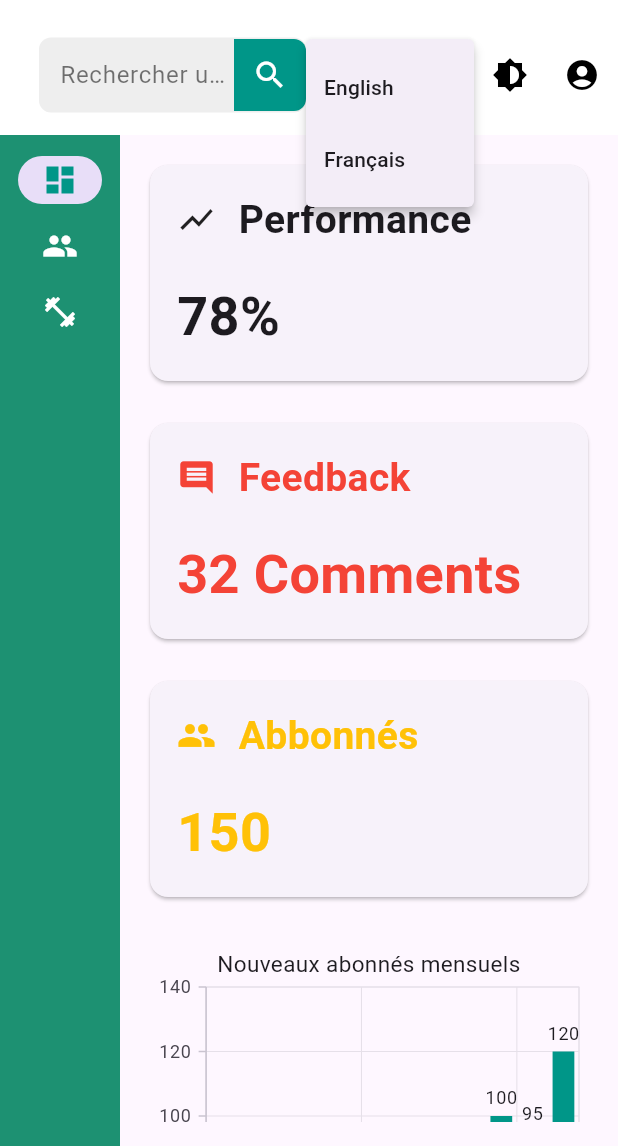
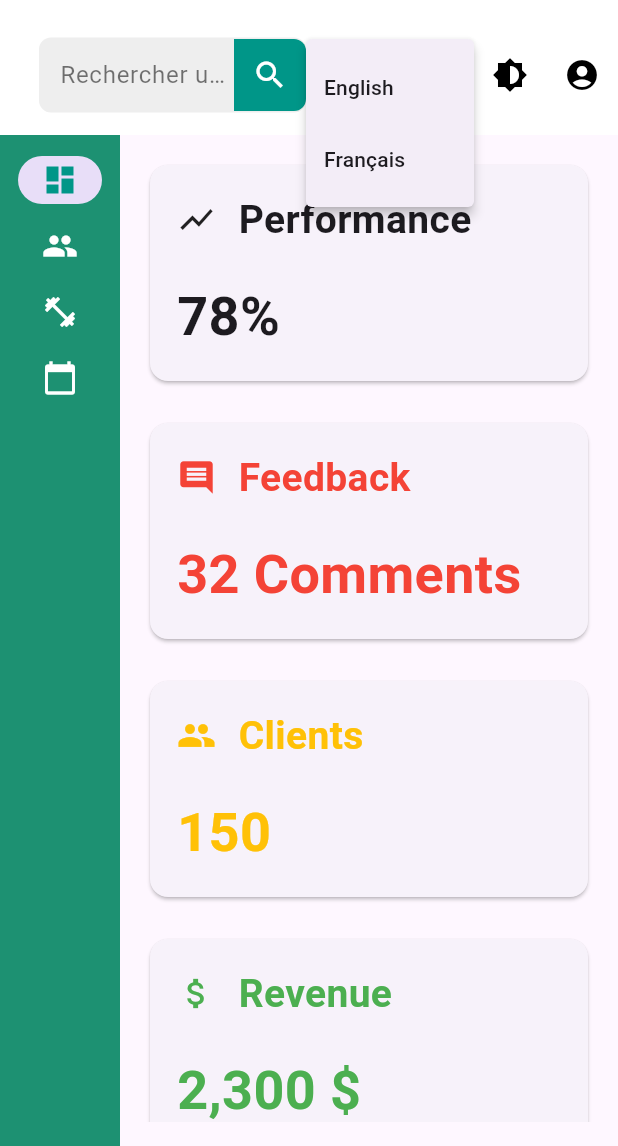
Before and after one commit to sassank/admin_gocoach, a Flutter app: the DashboardPage screen opened directly, after a tap on the "language" icon, on a phone screen of 412 x 824 dp, the part 90-1236 px from its top. Run offline on Flutter 3.47's test engine with Material 3 defaults, Android fonts, the phone set to English and light mode, and no system bars; our stand-ins replace firebase_core, firebase_messaging, syncfusion_flutter_calendar; accounts and stored records are empty.

Commit message:
setup calendar view

```diff
--- a/lib/pages/dashboard_page.dart
+++ b/lib/pages/dashboard_page.dart
@@ -1,10 +1,9 @@
-// lib/pages/dashboard_page.dart
 import 'package:flutter/material.dart';
 import 'package:provider/provider.dart';
-import 'package:syncfusion_flutter_charts/charts.dart';
 import 'users_page.dart';
 import 'events_page.dart';
 import 'profile_page.dart';
+import 'sessions_calendar_page.dart'; // Importez la nouvelle page
 import '../theme_provider.dart';
 import '../locale_provider.dart';
 import '../l10n.dart';
@@ -22,9 +21,10 @@ class _DashboardPageState extends State<DashboardPage> {
   String searchQuery = '';
 
   final List<Widget> _pages = [
-    const DashboardContent(), // Replace HomeContent par DashboardContent
-    const UsersPage(searchQuery: ''), // Passer une valeur par défaut
-    const EventsPage(searchQuery: ''), // Passer une valeur par défaut
+    const DashboardContent(),
+    const UsersPage(searchQuery: ''),
+    const EventsPage(searchQuery: ''),
+    const SessionsCalendarPage(), // Ajoutez la nouvelle page ici
   ];
 
   @override
@@ -183,6 +183,10 @@ class _DashboardPageState extends State<DashboardPage> {
                       icon: Icon(Icons.fitness_center),
                       label: Text("Sessions"),
                     ),
+                    NavigationRailDestination(
+                      icon: Icon(Icons.calendar_today),
+                      label: Text("Planning"),
+                    ),
                   ],
                   selectedIndex: selectedIndex,
                   onDestinationSelected: (int index) {
@@ -222,13 +226,13 @@ class DashboardContent extends StatelessWidget {
 
   @override
   Widget build(BuildContext context) {
-    return SingleChildScrollView(
+    return const SingleChildScrollView(
       child: Wrap(
         spacing: 20.0, // Espace horizontal entre les cartes
         runSpacing: 20.0, // Espace vertical entre les cartes
         alignment: WrapAlignment.start, // Alignement des éléments en haut
         children: [
-          const SizedBox(
+          SizedBox(
             width: 300,
             child: Card(
               child: Padding(
@@ -262,7 +266,7 @@ class DashboardContent extends StatelessWidget {
               ),
             ),
           ),
-          const SizedBox(
+          SizedBox(
             width: 300,
             child: Card(
               child: Padding(
@@ -298,7 +302,7 @@ class DashboardContent extends StatelessWidget {
               ),
             ),
           ),
-          const SizedBox(
+          SizedBox(
             width: 300,
             child: Card(
               child: Padding(
@@ -311,7 +315,7 @@ class DashboardContent extends StatelessWidget {
                         Icon(Icons.people, size: 26.0, color: Colors.amber),
                         SizedBox(width: 15.0),
                         Text(
-                          "Abbonnés",
+                          "Clients",
                           style: TextStyle(
                             fontSize: 26.0,
                             color: Colors.amber,
@@ -335,52 +339,43 @@ class DashboardContent extends StatelessWidget {
             ),
           ),
           SizedBox(
-            width: double.infinity,
-            height: 400,
-            child: SfCartesianChart(
-              primaryXAxis: CategoryAxis(),
-              title: ChartTitle(text: 'Nouveaux abonnés mensuels'),
-              legend: Legend(isVisible: true),
-              tooltipBehavior: TooltipBehavior(enable: true),
-              series: <ChartSeries<_SubscriberData, String>>[
-                ColumnSeries<_SubscriberData, String>(
-                  dataSource: _getSubscriberData(),
-                  xValueMapper: (_SubscriberData data, _) => data.month,
-                  yValueMapper: (_SubscriberData data, _) => data.subscribers,
-                  name: 'Abonnés',
-                  color: Colors.teal,
-                  dataLabelSettings: const DataLabelSettings(isVisible: true),
-                )
-              ],
+            width: 300,
+            child: Card(
+              child: Padding(
+                padding: EdgeInsets.all(18.0),
+                child: Column(
+                  crossAxisAlignment: CrossAxisAlignment.start,
+                  children: [
+                    Row(
+                      children: [
+                        Icon(Icons.attach_money, size: 26.0, color: Colors.green),
+                        SizedBox(width: 15.0),
+                        Text(
+                          "Revenue",
+                          style: TextStyle(
+                            fontSize: 26.0,
+                            color: Colors.green,
+                            fontWeight: FontWeight.bold,
+                          ),
+                        )
+                      ],
+                    ),
+                    SizedBox(height: 20.0),
+                    Text(
+                      "2,300 \$",
+                      style: TextStyle(
+                        fontSize: 36,
+                        color: Colors.green,
+                        fontWeight: FontWeight.bold,
+                      ),
+                    )
+                  ],
+                ),
+              ),
             ),
           ),
         ],
       ),
     );
   }
-
-  List<_SubscriberData> _getSubscriberData() {
-    final List<_SubscriberData> data = [
-      _SubscriberData('Jan', 30),
-      _SubscriberData('Fev', 40),
-      _SubscriberData('Mar', 35),
-      _SubscriberData('Avr', 50),
-      _SubscriberData('Mai', 70),
-      _SubscriberData('Juin', 60),
-      _SubscriberData('Juil', 80),
-      _SubscriberData('Août', 90),
-      _SubscriberData('Sept', 85),
-      _SubscriberData('Oct', 100),
-      _SubscriberData('Nov', 95),
-      _SubscriberData('Déc', 120),
-    ];
-    return data;
-  }
 }
-
-class _SubscriberData {
-  _SubscriberData(this.month, this.subscribers);
-
-  final String month;
-  final int subscribers;
-}
--- /dev/null
+++ b/lib/pages/sessions_calendar_page.dart
@@ -0,0 +1,161 @@
+import 'dart:math';
+import 'package:flutter/material.dart';
+import 'package:flutter/scheduler.dart';
+import 'package:syncfusion_flutter_calendar/calendar.dart';
+
+class SessionsCalendarPage extends StatefulWidget {
+  const SessionsCalendarPage({super.key});
+
+  @override
+  SessionsCalendarPageState createState() => SessionsCalendarPageState();
+}
+
+class SessionsCalendarPageState extends State<SessionsCalendarPage> {
+  late _DataSource _events;
+  late CalendarView _currentView;
+  final List<CalendarView> _allowedViews = <CalendarView>[
+    CalendarView.day,
+    CalendarView.week,
+    CalendarView.workWeek,
+    CalendarView.month,
+    CalendarView.timelineDay,
+    CalendarView.timelineWeek,
+    CalendarView.timelineWorkWeek,
+    CalendarView.timelineMonth,
+  ];
+  final CalendarController _calendarController = CalendarController();
+
+  @override
+  void initState() {
+    _currentView = CalendarView.week;
+    _calendarController.view = _currentView;
+    _events = _DataSource(getAppointmentDetails());
+    super.initState();
+  }
+
+  @override
+  Widget build(BuildContext context) {
+    final Widget calendar = Theme(
+      data: Theme.of(context).copyWith(
+        colorScheme: Theme.of(context).colorScheme.copyWith(
+          secondary: Colors.teal,
+        ),
+      ),
+      child: _getDragAndDropCalendar(_calendarController, _events, _onViewChanged),
+    );
+
+    return Scaffold(
+      appBar: AppBar(
+        title: const Text('Planning des sessions'),
+      ),
+      body: Row(children: <Widget>[
+        Expanded(
+          child: Container(
+            color: Theme.of(context).scaffoldBackgroundColor,
+            child: calendar,
+          ),
+        ),
+      ]),
+    );
+  }
+
+  void _onViewChanged(ViewChangedDetails viewChangedDetails) {
+    if (_currentView != CalendarView.month &&
+        _calendarController.view != CalendarView.month) {
+      _currentView = _calendarController.view!;
+      return;
+    }
+
+    _currentView = _calendarController.view!;
+    SchedulerBinding.instance.addPostFrameCallback((Duration timeStamp) {
+      setState(() {
+        // Update the scroll view when view changes.
+      });
+    });
+  }
+
+  List<Appointment> getAppointmentDetails() {
+    final List<String> subjectCollection = <String>[
+      'Yoga Session',
+      'Workout',
+      'Strength Training',
+      'Cardio Blast',
+      'Pilates',
+      'Boxing Class',
+      'Dance Fitness',
+      'Stretch & Relax',
+      'Cycling Class',
+      'CrossFit'
+    ];
+
+    final List<Color> colorCollection = <Color>[
+      const Color(0xFF0F8644),
+      const Color(0xFF8B1FA9),
+      const Color(0xFFD20100),
+      const Color(0xFFFC571D),
+      const Color(0xFF36B37B),
+      const Color(0xFF01A1EF),
+      const Color(0xFF3D4FB5),
+      const Color(0xFFE47C73),
+      const Color(0xFF636363),
+      const Color(0xFF0A8043)
+    ];
+
+    final List<Appointment> appointments = <Appointment>[];
+    final Random random = Random();
+    DateTime today = DateTime.now();
+    final DateTime rangeStartDate = today.add(const Duration(days: -(365 ~/ 2)));
+    final DateTime rangeEndDate = today.add(const Duration(days: 365));
+    for (DateTime i = rangeStartDate;
+    i.isBefore(rangeEndDate);
+    i = i.add(const Duration(days: 1))) {
+      final DateTime date = i;
+      final int count = random.nextInt(2);
+      for (int j = 0; j < count; j++) {
+        final DateTime startDate =
+        DateTime(date.year, date.month, date.day, 8 + random.nextInt(8));
+        appointments.add(Appointment(
+          subject: subjectCollection[random.nextInt(10)],
+          startTime: startDate,
+          endTime: startDate.add(Duration(hours: random.nextInt(3))),
+          color: colorCollection[random.nextInt(10)],
+        ));
+      }
+    }
+
+    today = DateTime(today.year, today.month, today.day, 9);
+    // added recurrence appointment
+    appointments.add(Appointment(
+        subject: 'Weekly Yoga Session',
+        startTime: today,
+        endTime: today.add(const Duration(hours: 2)),
+        color: colorCollection[random.nextInt(10)],
+        recurrenceRule: 'FREQ=WEEKLY;BYDAY=FR;INTERVAL=1'));
+    return appointments;
+  }
+
+  SfCalendar _getDragAndDropCalendar(
+      [CalendarController? calendarController,
+        CalendarDataSource? calendarDataSource,
+        ViewChangedCallback? viewChangedCallback]) {
+    return SfCalendar(
+      controller: calendarController,
+      dataSource: calendarDataSource,
+      allowedViews: _allowedViews,
+      showNavigationArrow: true,
+      onViewChanged: viewChangedCallback,
+      allowDragAndDrop: true,
+      showDatePickerButton: true,
+      monthViewSettings: const MonthViewSettings(
+          appointmentDisplayMode: MonthAppointmentDisplayMode.appointment),
+      timeSlotViewSettings: const TimeSlotViewSettings(
+          minimumAppointmentDuration: Duration(minutes: 60)),
+    );
+  }
+}
+
+class _DataSource extends CalendarDataSource {
+  _DataSource(List<Appointment> source) {
+    appointments = source;
+  }
+}
--- a/pubspec.yaml
+++ b/pubspec.yaml
@@ -38,6 +38,7 @@ dependencies:
   firebase_messaging: ^15.0.3
   firebase_auth: ^5.1.2
   syncfusion_flutter_charts: ^20.2.45
+  syncfusion_flutter_calendar: ^20.2.45
 
   # The following adds the Cupertino Icons font to your application.
   # Use with the CupertinoIcons class for iOS style icons.
```
Also changed, not shown: pubspec.lock.
